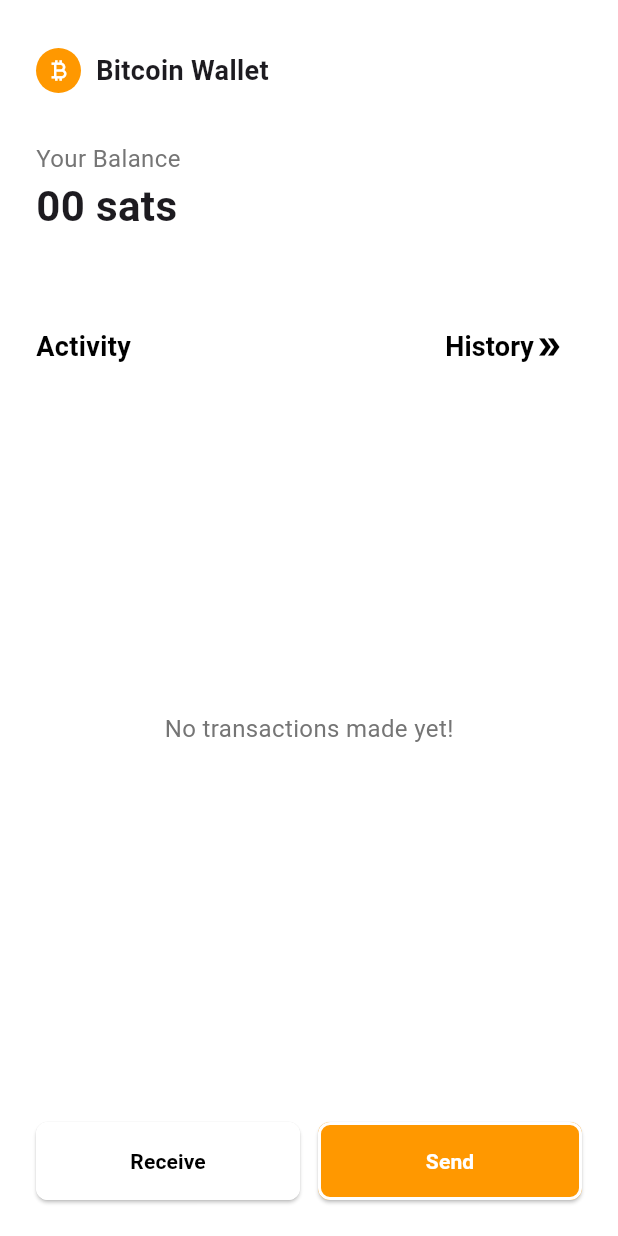
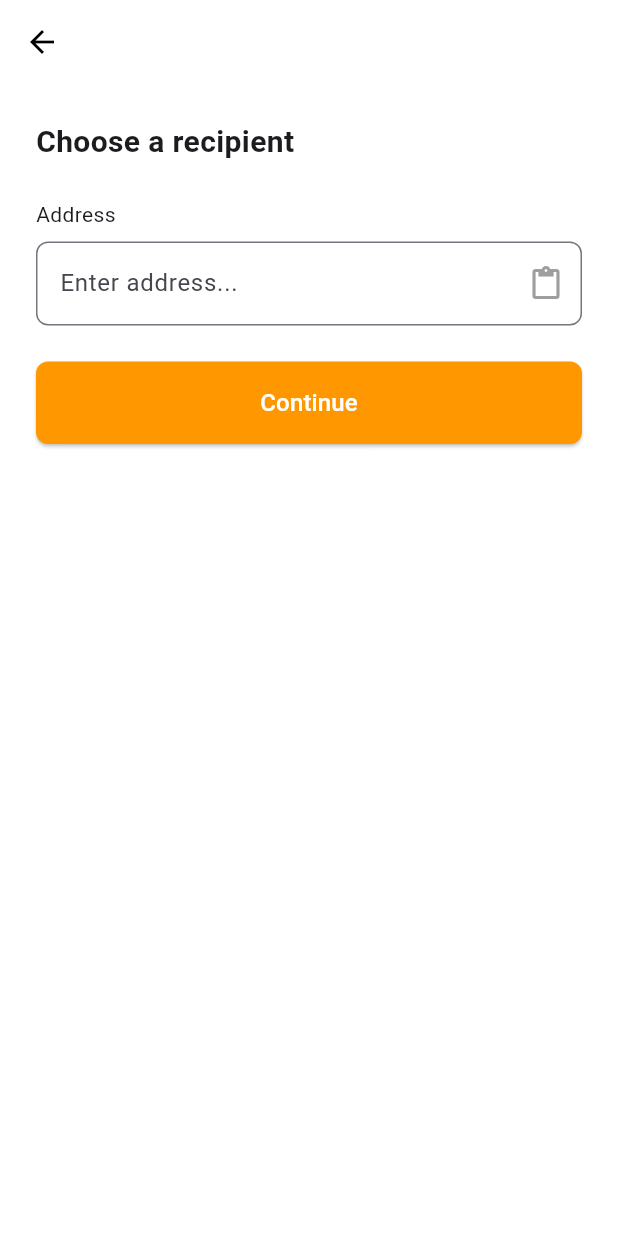
Before and after one commit to Bitshala-Incubator/silent-payments-wallet, a Flutter app: the HomeScreen screen opened directly, after a tap on "Send", on a phone screen of 412 x 824 dp. Run offline on Flutter 3.47's test engine with Material 3 defaults, Android fonts, the phone set to English and light mode, and no system bars; missing offline and left inert: bip39.

Commit message:
feat: add send screen and paste from clipboard

```diff
--- a/lib/screens/home_screen.dart
+++ b/lib/screens/home_screen.dart
@@ -1,4 +1,5 @@
 import 'package:flutter/material.dart';
+import 'send_screen.dart';
 
 class HomeScreen extends StatelessWidget {
   const HomeScreen({super.key});
@@ -154,7 +155,12 @@ class HomeScreen extends StatelessWidget {
                   Expanded(
                     child: ElevatedButton(
                       onPressed: () {
-                        // TODO: Navigate to Send screen
+                        Navigator.push(
+                          context,
+                          MaterialPageRoute(
+                            builder: (final context) => const SendScreen(),
+                          ),
+                        );
                       },
                       style: ElevatedButton.styleFrom(
                         backgroundColor: Colors.orange,
--- /dev/null
+++ b/lib/screens/send_screen.dart
@@ -0,0 +1,128 @@
+import 'package:flutter/material.dart';
+import 'package:flutter/services.dart';
+
+class SendScreen extends StatefulWidget {
+  const SendScreen({Key? key}) : super(key: key);
+
+  @override
+  State<SendScreen> createState() => _SendScreenState();
+}
+
+class _SendScreenState extends State<SendScreen> {
+  final _formKey = GlobalKey<FormState>();
+  final TextEditingController _addressController = TextEditingController();
+
+  @override
+  void dispose() {
+    _addressController.dispose();
+    super.dispose();
+  }
+
+  void _handleContinue() {
+    if (_formKey.currentState!.validate()) {
+      final address = _addressController.text.trim();
+      // TODO: Navigate to next screen and pass this address
+      print('Sending to: $address');
+    }
+  }
+
+  Future<void> _pasteFromClipboard() async {
+    final clipboardData = await Clipboard.getData(Clipboard.kTextPlain);
+    if (clipboardData != null && clipboardData.text != null) {
+      setState(() {
+        _addressController.text = clipboardData.text!.trim();
+      });
+      ScaffoldMessenger.of(
+        context,
+      ).showSnackBar(SnackBar(content: Text('Address pasted from clipboard')));
+    }
+  }
+
+  @override
+  Widget build(BuildContext context) {
+    return Scaffold(
+      appBar: AppBar(
+        leading: BackButton(color: Colors.black),
+        backgroundColor: Colors.white,
+        elevation: 0,
+      ),
+      backgroundColor: Colors.white,
+      body: SafeArea(
+        child: Padding(
+          padding: const EdgeInsets.symmetric(horizontal: 24.0),
+          child: Form(
+            key: _formKey,
+            child: Column(
+              crossAxisAlignment: CrossAxisAlignment.stretch,
+              children: [
+                SizedBox(height: 24),
+                Text(
+                  'Choose a recipient',
+                  style: TextStyle(fontSize: 20, fontWeight: FontWeight.bold),
+                ),
+                SizedBox(height: 24),
+
+                Text('Address', style: TextStyle(fontSize: 14)),
+                SizedBox(height: 8),
+
+                // Address Input
+                TextFormField(
+                  controller: _addressController,
+                  decoration: InputDecoration(
+                    hintText: 'Enter address...',
+                    border: OutlineInputBorder(
+                      borderRadius: BorderRadius.circular(8),
+                    ),
+                    suffixIcon: Row(
+                      mainAxisSize: MainAxisSize.min,
+                      children: [
+                        IconButton(
+                          icon: Icon(Icons.paste, color: Colors.grey),
+                          onPressed: _pasteFromClipboard,
+                        ),
+                        // iconbuttons for QR code and contact picker
+                        // Uncomment and implement these if needed
+                        // IconButton(
+                        //   icon: Icon(Icons.qr_code, color: Colors.grey),
+                        //   onPressed: null, // TODO: Add QR scanner
+                        // ),
+                        // IconButton(
+                        //   icon: Icon(Icons.person_outline, color: Colors.grey),
+                        //   onPressed: null, // TODO: Add contact picker
+                        // ),
+                      ],
+                    ),
+                  ),
+                  validator: (value) {
+                    if (value == null || value.trim().isEmpty) {
+                      return 'Please enter a valid address';
+                    }
+                    return null;
+                  },
+                ),
+
+                SizedBox(height: 24),
+
+                // Continue Button
+                ElevatedButton(
+                  onPressed: _handleContinue,
+                  style: ElevatedButton.styleFrom(
+                    backgroundColor: Colors.orange,
+                    padding: EdgeInsets.symmetric(vertical: 16),
+                    shape: RoundedRectangleBorder(
+                      borderRadius: BorderRadius.circular(8),
+                    ),
+                  ),
+                  child: Text(
+                    'Continue',
+                    style: TextStyle(fontSize: 16, color: Colors.white),
+                  ),
+                ),
+              ],
+            ),
+          ),
+        ),
+      ),
+    );
+  }
+}
```
